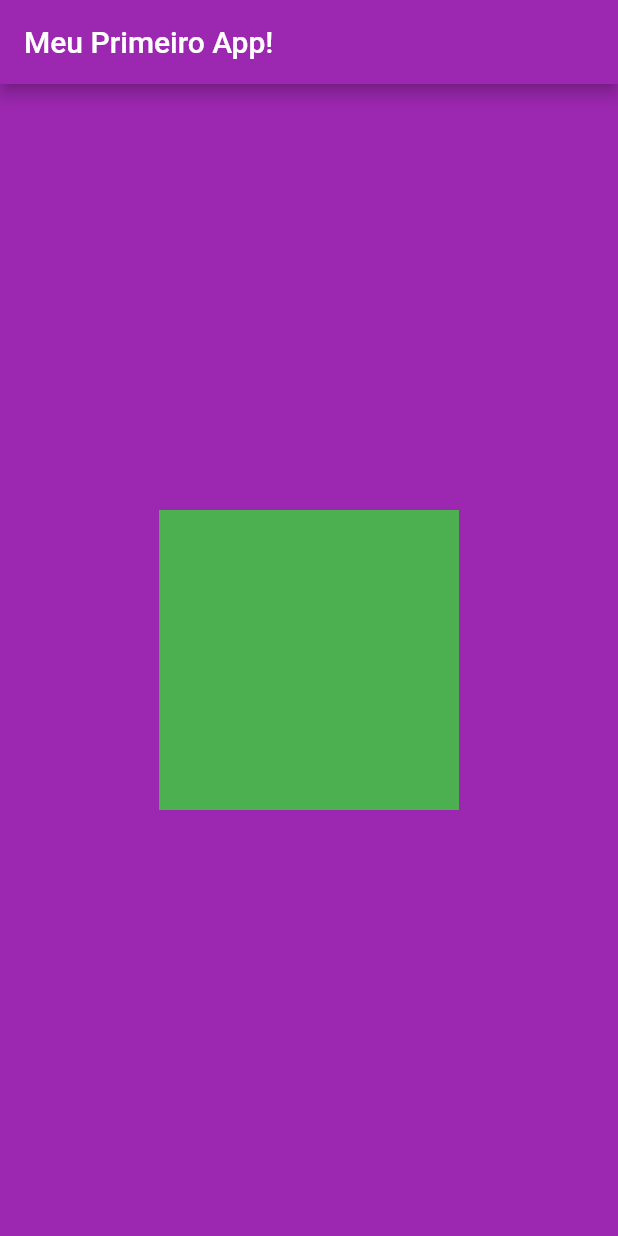
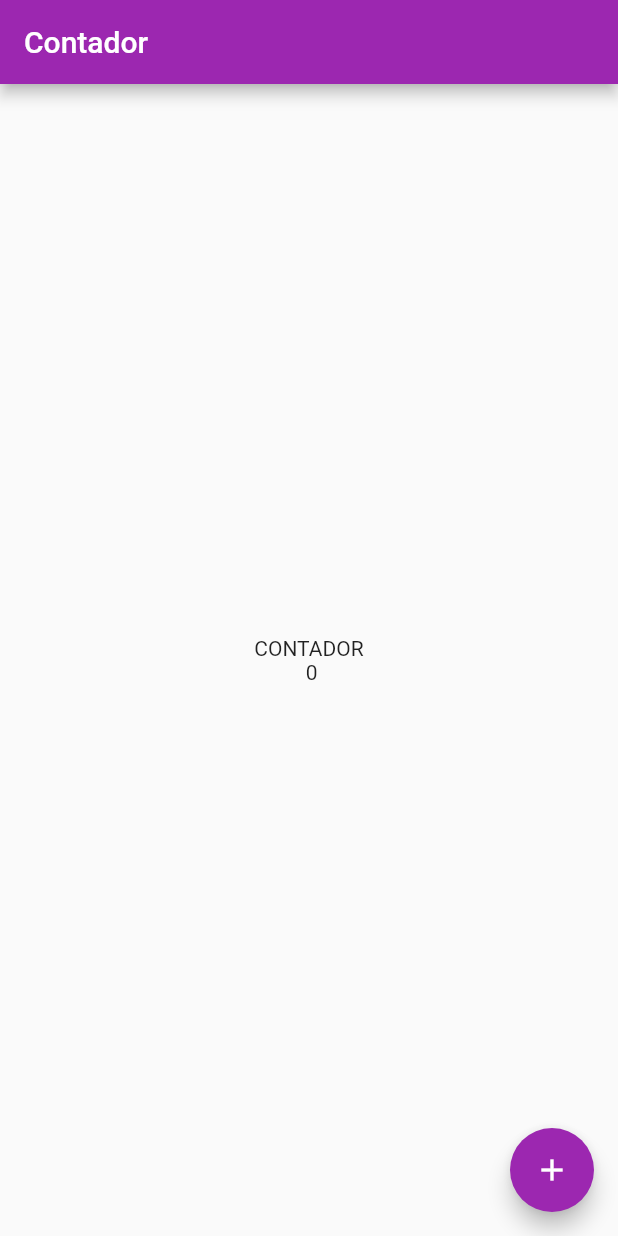
Before and after one commit to bryandsg/flutter-counter, a Flutter app: the screen it shows after launch, on a phone screen of 412 x 824 dp. Run offline on Flutter 3.47's test engine with Material 2 defaults, Android fonts, the phone set to English and light mode, and no system bars.

Commit message:
My first application using flutter and material

```diff
--- a/lib/main.dart
+++ b/lib/main.dart
@@ -2,22 +2,44 @@ import 'package:flutter/material.dart';
 
 void main() {
   runApp(MaterialApp(
-    theme: ThemeData(primarySwatch: Colors.purple),
-    home: Scaffold(
+      theme: ThemeData(primarySwatch: Colors.purple),
+      home: HomePage()
+      )
+    );
+}
+
+class HomePage extends StatefulWidget {
+  @override
+  _HomePageState createState() => _HomePageState();
+}
+
+class _HomePageState extends State<HomePage> {
+  var count = 0;
+
+  void increment() {
+    count++;
+    setState(() {
+
+    });
+  }
+
+  @override
+  Widget build(BuildContext context) {
+    return Scaffold(
       appBar: AppBar(
-        title: Text("Meu Primeiro App!"),
+        title: Text("Contador"),
       ),
-      body: Container(
-      color: Colors.purple,
-      child: Center(
-        child: Container(
-          color: Colors.green,
-          height: 200,
-          width: 200,
-          ),
+      body: Center(
+          child: Text(
+        "CONTADOR\n $count",
+        textAlign: TextAlign.center,
+      )),
+      floatingActionButton: FloatingActionButton(
+        child: Icon(Icons.add),
+        onPressed: () {
+          increment();
+        },
       ),
-      )
-    ,)
-    )
-  );
+    );
+  }
 }
```
